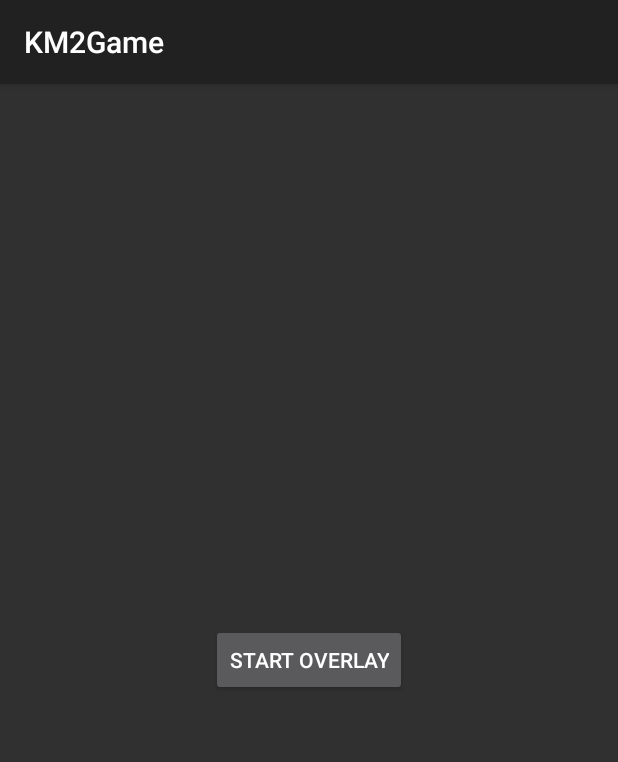
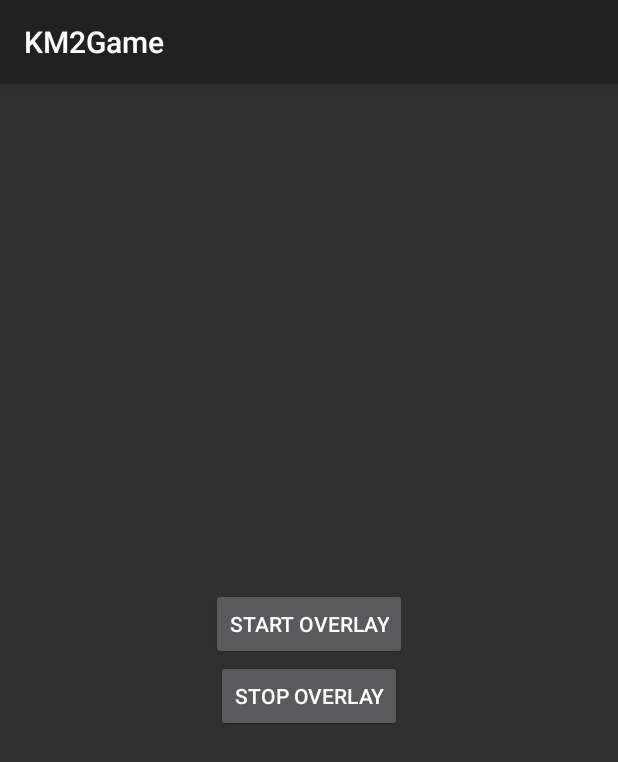
Before and after one commit to phamhiep2506/KM2Game, an Android app: the screen it shows after launch (MainActivity), on a phone screen of 412 x 824 dp. Shown: the top 762 px of the screen. Run offline under Robolectric (Android 15) with nearby library versions, the phone set to English and light mode, and no system bars.

Commit message:
add top overlay

```diff
--- a/app/src/main/java/com/KM2Game/MainActivity.java
+++ b/app/src/main/java/com/KM2Game/MainActivity.java
@@ -17,12 +17,21 @@ public class MainActivity extends AppCompatActivity {
         super.onCreate(savedInstanceState);
         setContentView(R.layout.activity_main);
 
-        Button btnStartOverlay = (Button)findViewById(R.id.btnStartOverlay);
+        Button btnStartOverlay = findViewById(R.id.btnStartOverlay);
+        Button btnStopOverlay = findViewById(R.id.btnStopOverlay);
+
         btnStartOverlay.setOnClickListener(new OnClickListener() {
             @Override
             public void onClick(View v) {
                 startService(intent);
             }
         });
+
+        btnStopOverlay.setOnClickListener(new OnClickListener() {
+            @Override
+            public void onClick(View v) {
+                stopService(intent);
+            }
+        });
     }
 }
--- a/app/src/main/res/layout/activity_main.xml
+++ b/app/src/main/res/layout/activity_main.xml
@@ -12,4 +12,10 @@
         android:layout_height="wrap_content"
         android:text="Start Overlay" />
 
+    <Button
+        android:id="@+id/btnStopOverlay"
+        android:layout_width="wrap_content"
+        android:layout_height="wrap_content"
+        android:text="Stop Overlay" />
+
 </LinearLayout>
```
Also changed, not shown: app/src/main/java/com/KM2Game/OverlayService.java (+19 -17 lines).
